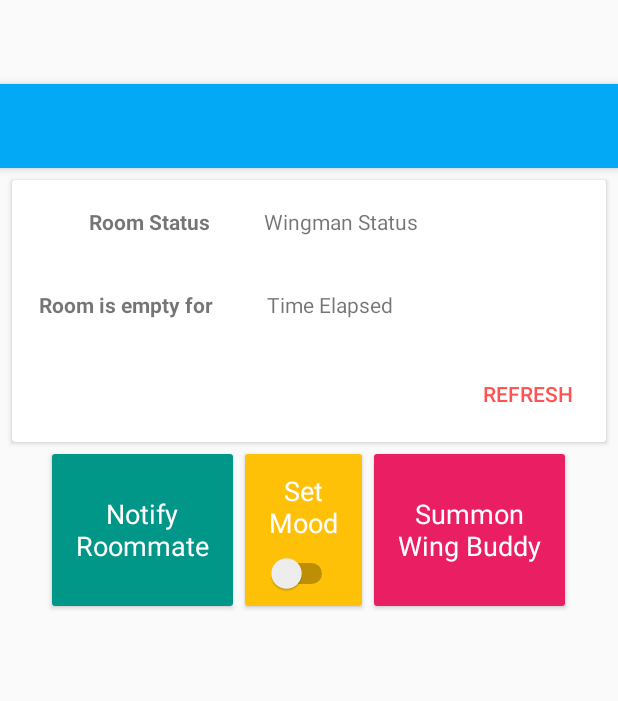
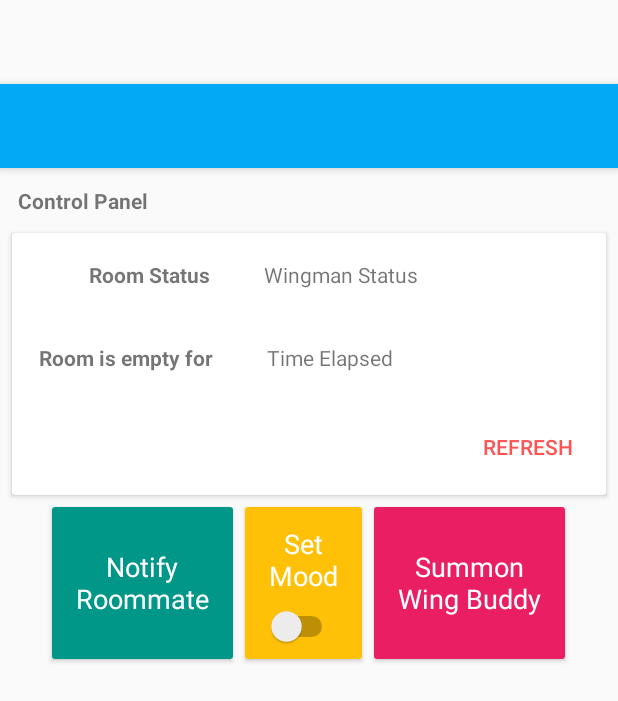
Before and after one commit to jiangshen/WingBuddy, an Android app: the layout activity_main.xml on its own in the app's theme, with its tools: preview values and no code run, on a phone screen of 412 x 824 dp. Shown: the top 701 px of the screen. Run offline under Robolectric (Android 15) with nearby library versions, the phone set to English and light mode, and no system bars.

Commit message:
allow Facebook login to get name

```diff
--- a/app/src/main/java/codemonkey/wingbuddy/MainActivity.java
+++ b/app/src/main/java/codemonkey/wingbuddy/MainActivity.java
@@ -21,6 +21,7 @@ import android.widget.Switch;
 import android.widget.TextView;
 import android.widget.Toast;
 
+import com.facebook.login.LoginManager;
 import com.firebase.client.DataSnapshot;
 import com.firebase.client.Firebase;
 import com.firebase.client.FirebaseError;
@@ -35,6 +36,7 @@ import java.util.Map;
 public class MainActivity extends AppCompatActivity {
 
     Button refreshButton;
+    TextView tvTitle;
     TextView tvRoomStatus;
     TextView tvLastSeen;
     TextView tvTimeElapsed;
@@ -66,6 +68,9 @@ public class MainActivity extends AppCompatActivity {
         tvRoomStatus = (TextView) findViewById(R.id.tv_wingman_status);
         tvLastSeen = (TextView) findViewById(R.id.tv_wingman_last_seen);
         tvTimeElapsed = (TextView) findViewById(R.id.tv_time_elapsed);
+        tvTitle = (TextView) findViewById(R.id.tv_title);
+
+        tvTitle.setText(userName + "'s Control Panel");
 
         firebase.child("lastSeen").addValueEventListener(new ValueEventListener() {
             @Override
@@ -200,6 +205,7 @@ public class MainActivity extends AppCompatActivity {
                                 Intent myIntent = new Intent(MainActivity.this, LoginActivity.class);
                                 myIntent.setFlags(Intent.FLAG_ACTIVITY_CLEAR_TOP);// clear back stack
                                 startActivity(myIntent);
+                                LoginManager.getInstance().logOut();
                                 finish();
                             }
                         })
--- a/app/src/main/res/layout/activity_main.xml
+++ b/app/src/main/res/layout/activity_main.xml
@@ -27,10 +27,17 @@
         android:layout_marginTop="56dp"
         android:orientation="vertical">
 
+        <TextView
+            android:layout_width="wrap_content"
+            android:layout_height="wrap_content"
+            android:textStyle="bold"
+            android:id="@+id/tv_title"
+            android:text="Control Panel"
+            android:padding="12dp"/>
+
         <android.support.v7.widget.CardView
             android:layout_width="match_parent"
             android:layout_height="wrap_content"
-            android:layout_marginTop="8dp"
             android:layout_marginStart="8dp"
             android:layout_marginEnd="8dp"
             android:layout_marginBottom="4dp"
```
Also changed, not shown: app/src/main/java/codemonkey/wingbuddy/LoginActivity.java (+44 -7 lines).
